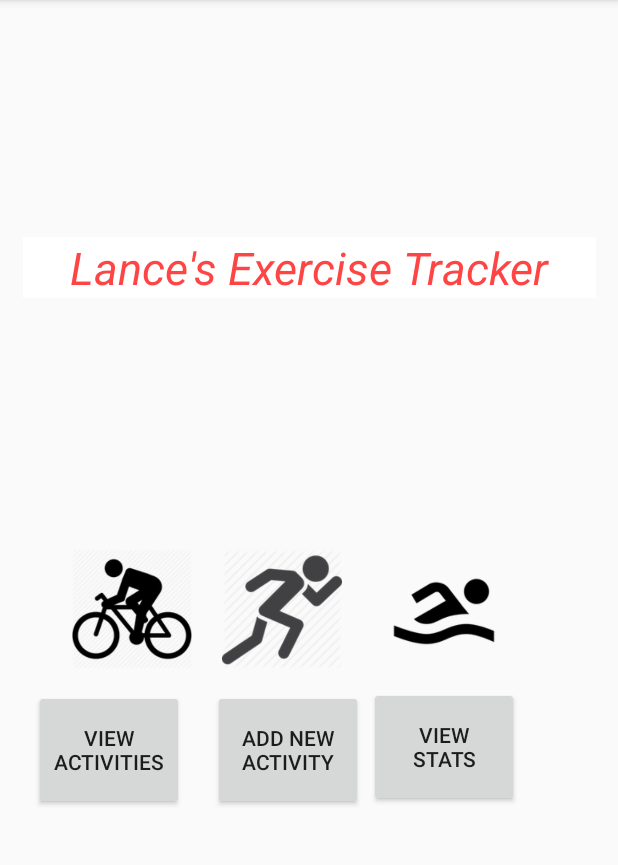
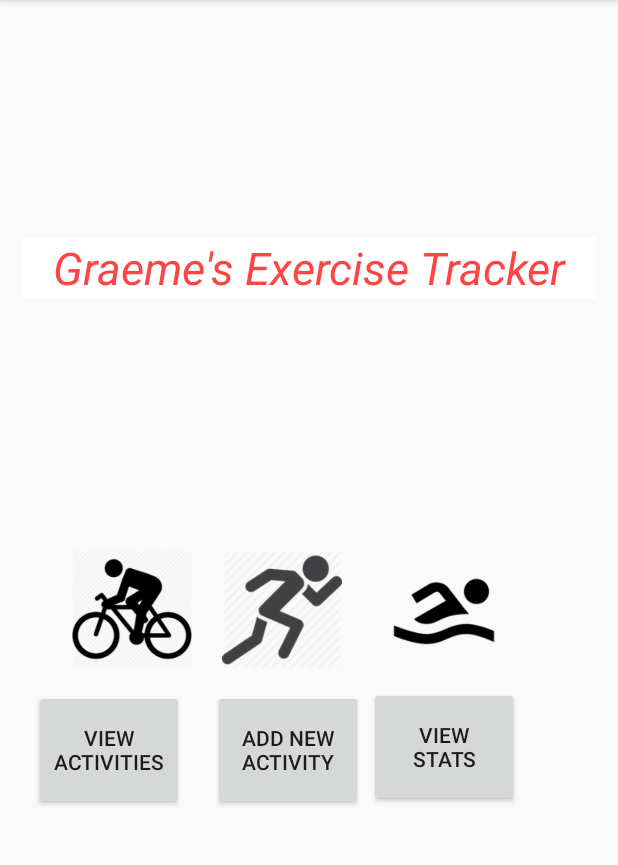
Before and after one commit to GraemeHBrown/Fitness_tracker_v2, an Android app: the screen it shows after launch (MainActivity), on a phone screen of 412 x 824 dp, the part 84-949 px from its top. Run offline under Robolectric (Android 15) with nearby library versions, the phone set to English and light mode, and no system bars; our stand-ins replace Room's generated code.

Commit message:
Set welcome message to be a fixed string in MainActivity.java

```diff
--- a/app/src/main/java/com/codeclan/example/fitnesstrackerapp/MainActivity.java
+++ b/app/src/main/java/com/codeclan/example/fitnesstrackerapp/MainActivity.java
@@ -99,10 +99,9 @@ public class MainActivity extends AppCompatActivity {
     private void fetchData() {
         // Note: this kind of logic should not be in an activity.
         StringBuilder sb = new StringBuilder();
-        User user = db.userDao().getAll().get(0);
 
         sb.append(String.format(Locale.UK,
-                "%s's Exercise Tracker", user.getFirstName()));
+                "Graeme's Exercise Tracker"));
 
         welcomeMessage.setText(sb);
     }
```
